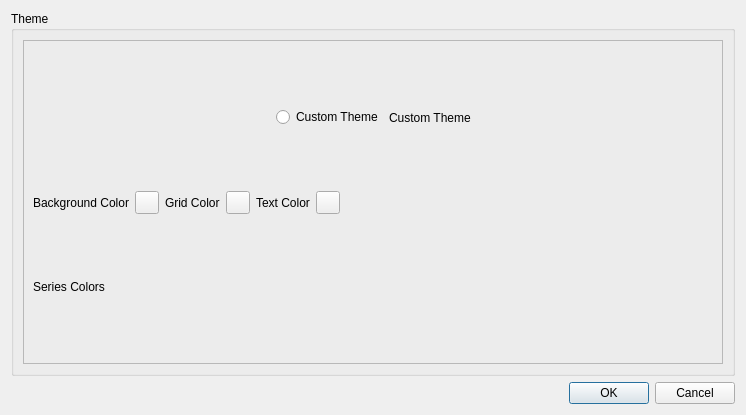
The window that src/ThemeDialog.ui (Alex-Rose/PXG_Telemetry_fork) describes before a commit, drawn with Qt 5.
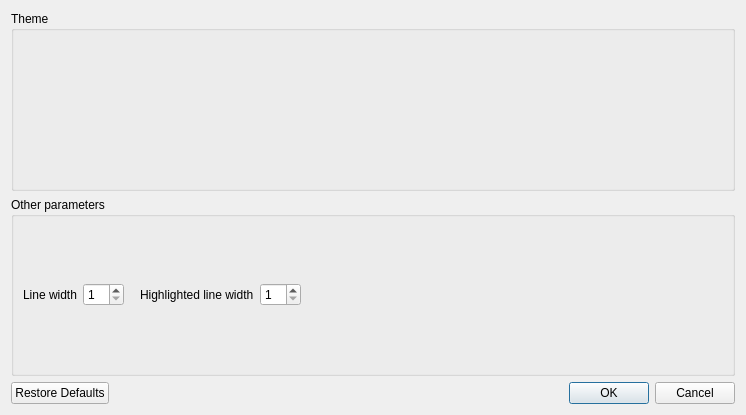
The same window after the commit. Custom widgets are drawn as their Qt base class.

Commit message: Improves the custom theme gui + add the lines witdh parameters

```diff
--- a/src/ThemeDialog.ui
+++ b/src/ThemeDialog.ui
@@ -19,48 +19,21 @@
      <property name="title">
       <string>Theme</string>
      </property>
-     <layout class="QVBoxLayout" name="verticalLayout" stretch="1,0">
-      <item>
+     <layout class="QGridLayout" name="gridLayout_3">
+      <item row="0" column="0" colspan="2">
        <layout class="QGridLayout" name="themeGridLayout"/>
       </item>
-      <item>
-       <widget class="SelectableFrame" name="customThemeFrame">
-        <property name="frameShape">
-         <enum>QFrame::StyledPanel</enum>
-        </property>
-        <property name="frameShadow">
-         <enum>QFrame::Raised</enum>
-        </property>
-        <layout class="QGridLayout" name="gridLayout">
-         <item row="1" column="4">
-          <widget class="QLabel" name="label_4">
-           <property name="text">
-            <string>Text Color</string>
-           </property>
-          </widget>
-         </item>
-         <item row="1" column="6">
-          <spacer name="horizontalSpacer_2">
-           <property name="orientation">
-            <enum>Qt::Horizontal</enum>
-           </property>
-           <property name="sizeHint" stdset="0">
-            <size>
-             <width>40</width>
-             <height>20</height>
-            </size>
-           </property>
-          </spacer>
-         </item>
-         <item row="1" column="3">
-          <widget class="ColorButton" name="colorGrid">
-           <property name="text">
-            <string/>
-           </property>
-          </widget>
-         </item>
-         <item row="1" column="2">
-          <widget class="QLabel" name="label_3">
+     </layout>
+    </widget>
+   </item>
+   <item>
+    <widget class="QGroupBox" name="groupBox_2">
+     <property name="title">
+      <string>Other parameters</string>
+     </property>
+     <layout class="QGridLayout" name="gridLayout_2">
+      <item row="0" column="0">
+       <widget class="QLabel" name="label_6">
            <property name="sizePolicy">
             <sizepolicy hsizetype="Fixed" vsizetype="Preferred">
              <horstretch>0</horstretch>
@@ -68,41 +41,19 @@
             </sizepolicy>
            </property>
            <property name="text">
-            <string>Grid Color</string>
+         <string>Line width</string>
            </property>
           </widget>
          </item>
-         <item row="0" column="0" colspan="7">
-          <layout class="QHBoxLayout" name="horizontalLayout">
-           <item>
-            <spacer name="horizontalSpacer_4">
-             <property name="orientation">
-              <enum>Qt::Horizontal</enum>
-             </property>
-             <property name="sizeHint" stdset="0">
-              <size>
-               <width>40</width>
-               <height>20</height>
-              </size>
-             </property>
-            </spacer>
-           </item>
-           <item>
-            <widget class="QRadioButton" name="rbCustomTheme">
-             <property name="text">
-              <string>Custom Theme</string>
-             </property>
-            </widget>
-           </item>
-           <item>
-            <widget class="QLabel" name="label">
-             <property name="text">
-              <string>Custom Theme</string>
-             </property>
-            </widget>
-           </item>
-           <item>
-            <spacer name="horizontalSpacer">
+      <item row="0" column="4">
+       <widget class="QSpinBox" name="spSelectedLineWidth">
+        <property name="minimum">
+         <number>1</number>
+        </property>
+       </widget>
+      </item>
+      <item row="0" column="5">
+       <spacer name="horizontalSpacer_5">
              <property name="orientation">
               <enum>Qt::Horizontal</enum>
              </property>
@@ -114,10 +65,8 @@
              </property>
             </spacer>
            </item>
-          </layout>
-         </item>
-         <item row="1" column="0">
-          <widget class="QLabel" name="label_2">
+      <item row="0" column="3">
+       <widget class="QLabel" name="label_7">
            <property name="sizePolicy">
             <sizepolicy hsizetype="Fixed" vsizetype="Preferred">
              <horstretch>0</horstretch>
@@ -125,53 +74,32 @@
             </sizepolicy>
            </property>
            <property name="text">
-            <string>Background Color</string>
+         <string>Highlighted line width</string>
            </property>
           </widget>
          </item>
-         <item row="1" column="1">
-          <widget class="ColorButton" name="colorBackground">
-           <property name="text">
-            <string/>
+      <item row="0" column="1">
+       <widget class="QSpinBox" name="spLineWidth">
+        <property name="minimum">
+         <number>1</number>
            </property>
           </widget>
          </item>
-         <item row="1" column="5">
-          <widget class="ColorButton" name="colorText">
-           <property name="text">
-            <string/>
-           </property>
-          </widget>
-         </item>
-         <item row="2" column="0">
-          <widget class="QLabel" name="label_5">
-           <property name="text">
-            <string>Series Colors</string>
-           </property>
-          </widget>
-         </item>
-         <item row="2" column="1" colspan="6">
-          <layout class="QHBoxLayout" name="horizontalLayout_2">
-           <item>
-            <layout class="QHBoxLayout" name="seriesColorsLayout"/>
-           </item>
-           <item>
-            <spacer name="horizontalSpacer_3">
+      <item row="0" column="2">
+       <spacer name="horizontalSpacer_6">
              <property name="orientation">
               <enum>Qt::Horizontal</enum>
              </property>
+        <property name="sizeType">
+         <enum>QSizePolicy::Fixed</enum>
+        </property>
              <property name="sizeHint" stdset="0">
               <size>
-               <width>40</width>
+          <width>10</width>
                <height>20</height>
               </size>
              </property>
             </spacer>
-           </item>
-          </layout>
-         </item>
-        </layout>
-       </widget>
       </item>
      </layout>
     </widget>
@@ -179,25 +107,12 @@
    <item>
     <widget class="QDialogButtonBox" name="buttonBox">
      <property name="standardButtons">
-      <set>QDialogButtonBox::Cancel|QDialogButtonBox::Ok</set>
+      <set>QDialogButtonBox::Cancel|QDialogButtonBox::Ok|QDialogButtonBox::RestoreDefaults</set>
      </property>
     </widget>
    </item>
   </layout>
  </widget>
- <customwidgets>
-  <customwidget>
-   <class>ColorButton</class>
-   <extends>QToolButton</extends>
-   <header>ThemeDialog.h</header>
-  </customwidget>
-  <customwidget>
-   <class>SelectableFrame</class>
-   <extends>QFrame</extends>
-   <header>ThemeDialog.h</header>
-   <container>1</container>
-  </customwidget>
- </customwidgets>
  <resources/>
  <connections>
   <connection>
```
Lines whose indentation alone changed are shown as unchanged. The commit also changes 10 other files.
